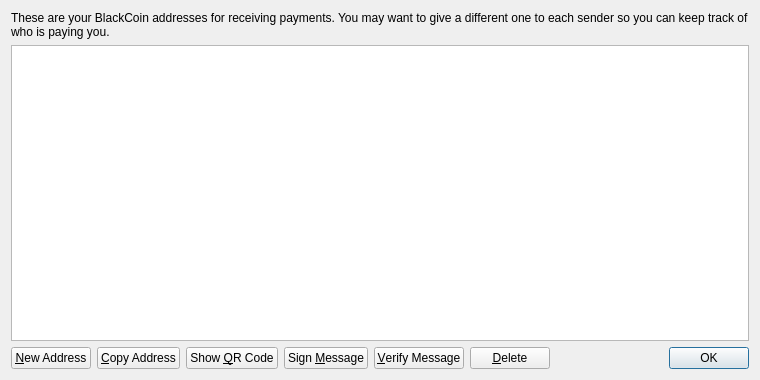
The window that src/qt/forms/addressbookpage.ui (ciip-96/xoat) describes before a commit, drawn with Qt 5.
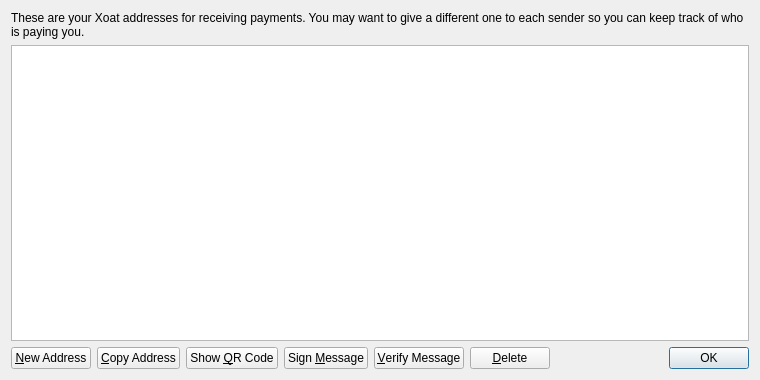
The same window after the commit.

Commit message:
Blackcoin text replaced with XOAT
blackcoin -> xoat
Blackcoin -> Xoat
BlackCoin -> Xoat

```diff
--- a/src/qt/forms/addressbookpage.ui
+++ b/src/qt/forms/addressbookpage.ui
@@ -17,7 +17,7 @@
    <item>
     <widget class="QLabel" name="labelExplanation">
      <property name="text">
-      <string>These are your BlackCoin addresses for receiving payments. You may want to give a different one to each sender so you can keep track of who is paying you.</string>
+      <string>These are your Xoat addresses for receiving payments. You may want to give a different one to each sender so you can keep track of who is paying you.</string>
      </property>
      <property name="textFormat">
       <enum>Qt::PlainText</enum>
```
Left out of the diff: 4 changed lines with no effect on the pictures. The commit also changes 151 other files.
